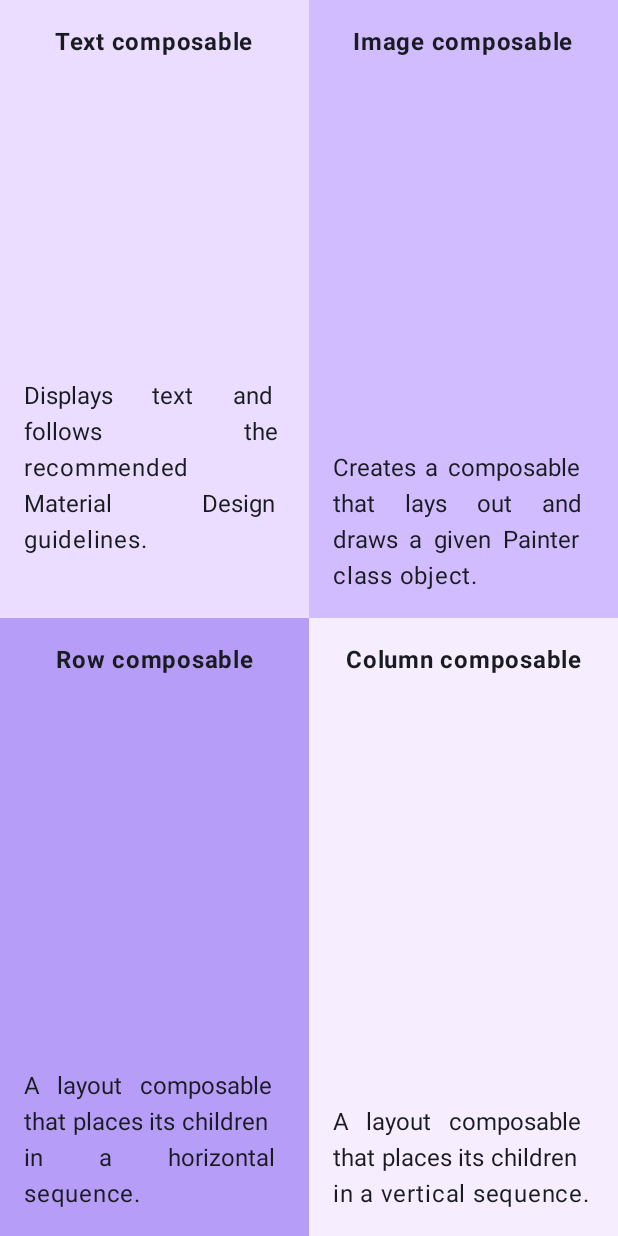
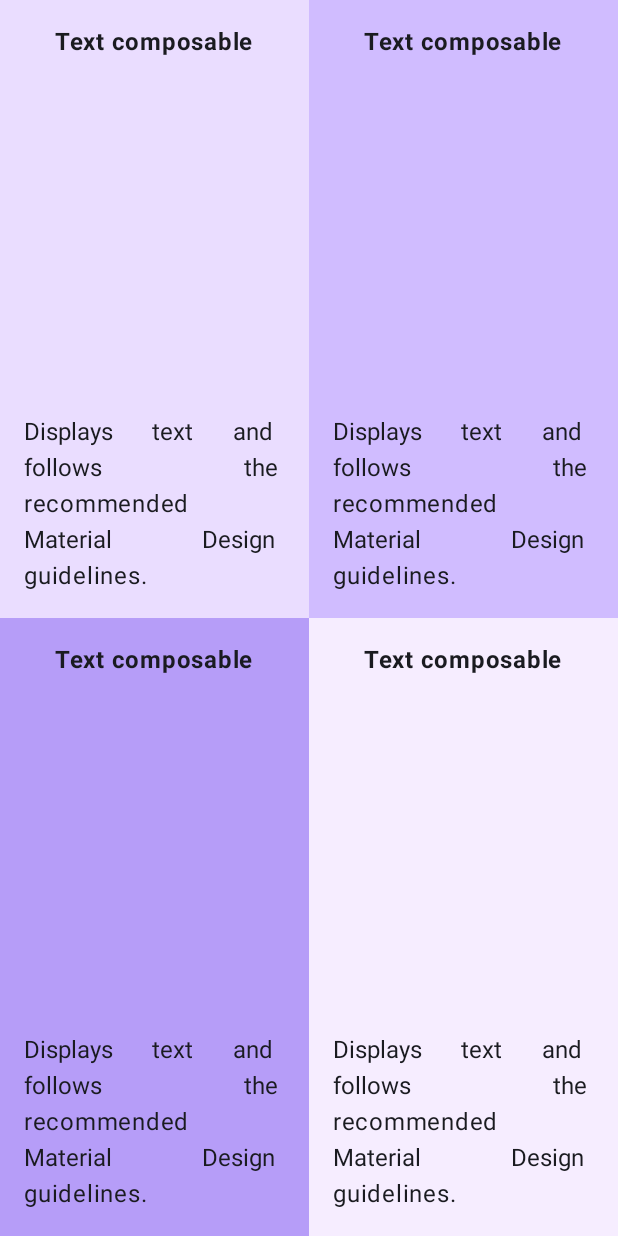
Before and after one commit to Eztrela/PDM, an Android app built with Jetpack Compose: the screen it shows after launch (MainActivity), on a phone screen of 412 x 824 dp. Run offline under Robolectric (Android 15) with nearby library versions, the phone set to English and light mode, and no system bars.

Commit message:
correçoes

```diff
--- a/app/src/main/java/com/example/googlecompose/MainActivity.kt
+++ b/app/src/main/java/com/example/googlecompose/MainActivity.kt
@@ -19,6 +19,7 @@
 import androidx.compose.ui.Modifier
 import androidx.compose.ui.graphics.Color
 import androidx.compose.ui.res.painterResource
+import androidx.compose.ui.res.stringResource
 import androidx.compose.ui.text.font.FontWeight
 import androidx.compose.ui.text.style.TextAlign
 import androidx.compose.ui.tooling.preview.Preview
@@ -85,28 +86,48 @@
 fun ScreenQuadrants(){
     Column(Modifier.fillMaxWidth()) {
         Row (Modifier.weight(1f)){
-            ComposableCard(card_title = "Text composable", card_description = "Displays text and follows the recommended Material Design guidelines.\n", card_background = Color(0xFFEADDFF), modifier = Modifier.weight(1f))
-            ComposableCard(card_title = "Image composable", card_description = "Creates a composable that lays out and draws a given Painter class object.", card_background = Color(0xFFD0BCFF), modifier = Modifier.weight(1f))
+            ComposableCard(
+                cardTitle = stringResource(R.string.first_t),
+                cardDescription = stringResource(R.string.first_d),
+                cardBackground = Color(0xFFEADDFF),
+                modifier = Modifier.weight(1f))
+            ComposableCard(
+                cardTitle = stringResource(R.string.second_t),
+                cardDescription = stringResource(R.string.second_d),
+                Color(0xFFD0BCFF), modifier = Modifier.weight(1f))
         }
         Row (Modifier.weight(1f)){
-            ComposableCard(card_title = "Row composable", card_description = "A layout composable that places its children in a horizontal sequence.", card_background = Color(0xFFB69DF8), modifier = Modifier.weight(1f))
-            ComposableCard(card_title = "Column composable", card_description = "A layout composable that places its children in a vertical sequence.", card_background = Color(0xFFF6EDFF), modifier = Modifier.weight(1f))
+            ComposableCard(
+                cardTitle = stringResource(R.string.third_t),
+                cardDescription = stringResource(R.string.third_d),
+                cardBackground = Color(0xFFB69DF8),
+                modifier = Modifier.weight(1f))
+            ComposableCard(
+                cardTitle = stringResource(R.string.fourth_t),
+                cardDescription = stringResource(R.string.fourth_d),
+                cardBackground = Color(0xFFF6EDFF),
+                modifier = Modifier.weight(1f))
         }
     }
 }
 
 @Composable
-private fun ComposableCard( card_title: String, card_description: String, card_background: Color, modifier: Modifier = Modifier){
+private fun ComposableCard(
+    cardTitle: String,
+    cardDescription: String,
+    cardBackground: Color,
+    modifier: Modifier = Modifier){
     Column(modifier = modifier
-        .background(card_background)
-        .padding(16.dp)
-        .fillMaxSize(),
+            .fillMaxSize()
+            .background(cardBackground)
+            .padding(16.dp),
         verticalArrangement = Arrangement.Center,
-        horizontalAlignment = Alignment.CenterHorizontally) {
-        Text(text = card_title,
+        horizontalAlignment = Alignment.CenterHorizontally,
+        ){
+        Text(text = cardTitle,
             modifier = modifier.padding(bottom = 16.dp),
             fontWeight = FontWeight.Bold)
-        Text(text = card_description,
+        Text(text = cardDescription,
             textAlign = TextAlign.Justify)
 
     }
--- a/app/src/main/res/values/strings.xml
+++ b/app/src/main/res/values/strings.xml
@@ -1,3 +1,11 @@
 <resources>
     <string name="app_name">GoogleCompose</string>
+    <string name="first_t">Text composable</string>
+    <string name="first_d">Displays text and follows the recommended Material Design guidelines.</string>
+    <string name="second_t">Text composable</string>
+    <string name="second_d">Displays text and follows the recommended Material Design guidelines.</string>
+    <string name="third_t">Text composable</string>
+    <string name="third_d">Displays text and follows the recommended Material Design guidelines.</string>
+    <string name="fourth_t">Text composable</string>
+    <string name="fourth_d">Displays text and follows the recommended Material Design guidelines.</string>
 </resources>
```
